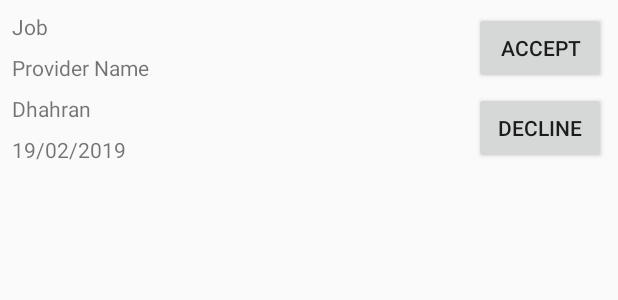
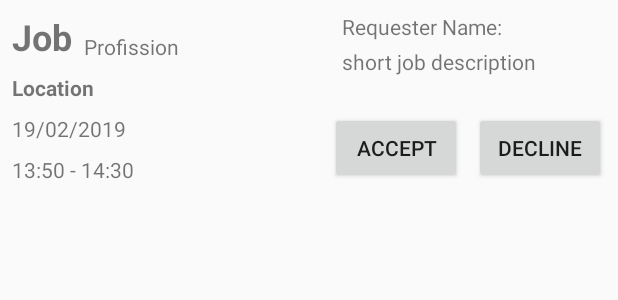
Before and after one commit to s201589210/service-provider, an Android app: the layout listview_item_pending_service.xml on its own in the app's theme, with its tools: preview values and no code run, on a phone screen of 412 x 824 dp. Shown: the top 300 px of the screen. Run offline under Robolectric (Android 15) with nearby library versions, the phone set to English and light mode, and no system bars.

```diff
--- a/app/src/main/java/com/serveic_provider/service_provider/ListProvidersActivity.java
+++ b/app/src/main/java/com/serveic_provider/service_provider/ListProvidersActivity.java
@@ -33,6 +33,7 @@ public class ListProvidersActivity extends AppCompatActivity {
 
     private static final String TAG = "ListProvidersActivity";
     ArrayList<User> providerList = new ArrayList<User>();
+    ArrayList<String> providerIdList = new ArrayList<String>();
     ArrayList<String> selectedProviders = new ArrayList<String>();
     multSelcProvAdaptor adapter;
 
@@ -100,6 +101,7 @@ public class ListProvidersActivity extends AppCompatActivity {
                     model.setSelected(true);
 
                 providerList.set(i, model);
+                providerIdList.add(model.getUid());
 
 
                 //now update adapter
@@ -132,6 +134,8 @@ public class ListProvidersActivity extends AppCompatActivity {
                 serviceCounter = dataSnapshot.getValue(String.class);
                 //setting the service fields
                 service.setRequester_id(requsterID);
+                service.setPotentialProvidersIds(providerIdList);
+                Log.v("MyTag",providerIdList.toString());
                 //insert service to user id in the requester_services node
                 requesterServicesRef.child(requsterID).child(serviceCounter).setValue(service)
                         .addOnSuccessListener(new OnSuccessListener<Void>() {
--- a/app/src/main/java/com/serveic_provider/service_provider/ProviderHomeActivity.java
+++ b/app/src/main/java/com/serveic_provider/service_provider/ProviderHomeActivity.java
@@ -83,7 +83,6 @@ public class ProviderHomeActivity extends AppCompatActivity {
                 //service object
                 Service service = dataSnapshot.getValue(Service.class);
                 //adding the service to the ArrayList
-                Log.v("MyTag",service.getDescription());
                 if(service.getProvider_id().equals("none")){
                     pendingServices.add(service);
                     //display service
--- a/app/src/main/res/layout/listview_item_pending_service.xml
+++ b/app/src/main/res/layout/listview_item_pending_service.xml
@@ -22,9 +22,10 @@
         android:layout_height="wrap_content"
         android:layout_marginStart="8dp"
         android:layout_marginTop="8dp"
-        android:text="Dhahran"
+        android:text="Location"
+        android:textStyle="bold"
         app:layout_constraintStart_toStartOf="parent"
-        app:layout_constraintTop_toBottomOf="@+id/item_requester_name" />
+        app:layout_constraintTop_toBottomOf="@+id/item_job" />
 
     <TextView
         android:id="@+id/item_requester_name"
@@ -32,9 +33,12 @@
         android:layout_height="wrap_content"
         android:layout_marginStart="8dp"
         android:layout_marginTop="8dp"
-        android:text="Provider Name"
-        app:layout_constraintStart_toStartOf="parent"
-        app:layout_constraintTop_toBottomOf="@+id/item_job" />
+        android:layout_marginEnd="8dp"
+        android:text="Requester Name:"
+        app:layout_constraintEnd_toEndOf="parent"
+        app:layout_constraintHorizontal_bias="0.0"
+        app:layout_constraintStart_toStartOf="@+id/accept_service_button"
+        app:layout_constraintTop_toTopOf="parent" />
 
     <TextView
         android:id="@+id/item_job"
@@ -43,6 +47,8 @@
         android:layout_marginStart="8dp"
         android:layout_marginTop="8dp"
         android:text="Job"
+        android:textSize="24sp"
+        android:textStyle="bold"
         app:layout_constraintStart_toStartOf="parent"
         app:layout_constraintTop_toTopOf="parent" />
 
@@ -50,18 +56,61 @@
         android:id="@+id/accept_service_button"
         android:layout_width="wrap_content"
         android:layout_height="wrap_content"
-        android:layout_marginTop="8dp"
         android:layout_marginEnd="8dp"
         android:text="Accept"
-        app:layout_constraintEnd_toEndOf="parent"
-        app:layout_constraintTop_toTopOf="parent" />
+        app:layout_constraintBottom_toBottomOf="@+id/item_time"
+        app:layout_constraintEnd_toStartOf="@+id/decline_service_button" />
 
     <Button
         android:id="@+id/decline_service_button"
         android:layout_width="wrap_content"
         android:layout_height="wrap_content"
+        android:layout_marginEnd="8dp"
         android:text="decline"
-        app:layout_constraintBottom_toBottomOf="@+id/item_date"
-        app:layout_constraintEnd_toEndOf="@+id/accept_service_button"
-        app:layout_constraintStart_toStartOf="@+id/accept_service_button" />
+        app:layout_constraintBottom_toBottomOf="@+id/accept_service_button"
+        app:layout_constraintEnd_toEndOf="parent"
+        app:layout_constraintTop_toTopOf="@+id/accept_service_button" />
+
+    <TextView
+        android:id="@+id/item_time"
+        android:layout_width="wrap_content"
+        android:layout_height="wrap_content"
+        android:layout_marginStart="8dp"
+        android:layout_marginTop="8dp"
+        android:text="13:50 - 14:30"
+        app:layout_constraintStart_toStartOf="parent"
+        app:layout_constraintTop_toBottomOf="@+id/item_date" />
+
+    <TextView
+        android:id="@+id/item_profission"
+        android:layout_width="wrap_content"
+        android:layout_height="wrap_content"
+        android:layout_marginStart="8dp"
+        android:text="Profission"
+        app:layout_constraintBottom_toBottomOf="@+id/item_job"
+        app:layout_constraintStart_toEndOf="@+id/item_job" />
+
+    <TextView
+        android:id="@+id/item_description"
+        android:layout_width="180dp"
+        android:layout_height="wrap_content"
+        android:layout_marginTop="4dp"
+        android:text="short job description"
+        app:layout_constraintStart_toStartOf="@+id/item_requester_name"
+        app:layout_constraintTop_toBottomOf="@+id/item_requester_name" />
+
+    <Button
+        android:id="@+id/undo_button"
+        android:layout_width="wrap_content"
+        android:layout_height="wrap_content"
+        android:layout_marginStart="8dp"
+        android:layout_marginTop="8dp"
+        android:layout_marginBottom="8dp"
+        android:background="@android:drawable/dialog_holo_light_frame"
+        android:text="undo"
+        android:textStyle="italic"
+        android:visibility="gone"
+        app:layout_constraintBottom_toBottomOf="parent"
+        app:layout_constraintStart_toStartOf="parent"
+        app:layout_constraintTop_toTopOf="parent" />
 </android.support.constraint.ConstraintLayout>
```
Also changed, not shown: app/src/main/java/com/serveic_provider/service_provider/adapters/ProviderServiceAdapter.java (+102 -26 lines), app/src/main/java/com/serveic_provider/service_provider/serviceProvider/Service.java (+11 -0 lines).
